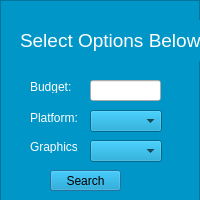
ameigen/cpr_proj, file search.ui: the form before one commit.
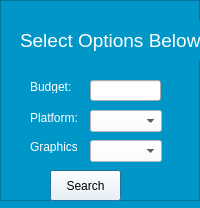
The form after the commit.

```diff
--- a/search.ui
+++ b/search.ui
@@ -7,7 +7,7 @@
     <x>0</x>
     <y>0</y>
     <width>200</width>
-    <height>200</height>
+    <height>208</height>
    </rect>
   </property>
   <property name="windowTitle">
@@ -101,9 +101,454 @@
       <height>22</height>
      </rect>
     </property>
+    <property name="palette">
+     <palette>
+      <active>
+       <colorrole role="WindowText">
+        <brush brushstyle="SolidPattern">
+         <color alpha="255">
+          <red>0</red>
+          <green>0</green>
+          <blue>0</blue>
+         </color>
+        </brush>
+       </colorrole>
+       <colorrole role="Button">
+        <brush brushstyle="SolidPattern">
+         <color alpha="255">
+          <red>255</red>
+          <green>255</green>
+          <blue>255</blue>
+         </color>
+        </brush>
+       </colorrole>
+       <colorrole role="Light">
+        <brush brushstyle="SolidPattern">
+         <color alpha="255">
+          <red>255</red>
+          <green>255</green>
+          <blue>255</blue>
+         </color>
+        </brush>
+       </colorrole>
+       <colorrole role="Midlight">
+        <brush brushstyle="SolidPattern">
+         <color alpha="255">
+          <red>255</red>
+          <green>255</green>
+          <blue>255</blue>
+         </color>
+        </brush>
+       </colorrole>
+       <colorrole role="Dark">
+        <brush brushstyle="SolidPattern">
+         <color alpha="255">
+          <red>127</red>
+          <green>127</green>
+          <blue>127</blue>
+         </color>
+        </brush>
+       </colorrole>
+       <colorrole role="Mid">
+        <brush brushstyle="SolidPattern">
+         <color alpha="255">
+          <red>170</red>
+          <green>170</green>
+          <blue>170</blue>
+         </color>
+        </brush>
+       </colorrole>
+       <colorrole role="Text">
+        <brush brushstyle="SolidPattern">
+         <color alpha="255">
+          <red>0</red>
+          <green>0</green>
+          <blue>0</blue>
+         </color>
+        </brush>
+       </colorrole>
+       <colorrole role="BrightText">
+        <brush brushstyle="SolidPattern">
+         <color alpha="255">
+          <red>255</red>
+          <green>255</green>
+          <blue>255</blue>
+         </color>
+        </brush>
+       </colorrole>
+       <colorrole role="ButtonText">
+        <brush brushstyle="SolidPattern">
+         <color alpha="255">
+          <red>0</red>
+          <green>0</green>
+          <blue>0</blue>
+         </color>
+        </brush>
+       </colorrole>
+       <colorrole role="Base">
+        <brush brushstyle="SolidPattern">
+         <color alpha="255">
+          <red>255</red>
+          <green>255</green>
+          <blue>255</blue>
+         </color>
+        </brush>
+       </colorrole>
+       <colorrole role="Window">
+        <brush brushstyle="SolidPattern">
+         <color alpha="255">
+          <red>255</red>
+          <green>255</green>
+          <blue>255</blue>
+         </color>
+        </brush>
+       </colorrole>
+       <colorrole role="Shadow">
+        <brush brushstyle="SolidPattern">
+         <color alpha="255">
+          <red>0</red>
+          <green>0</green>
+          <blue>0</blue>
+         </color>
+        </brush>
+       </colorrole>
+       <colorrole role="AlternateBase">
+        <brush brushstyle="SolidPattern">
+         <color alpha="255">
+          <red>255</red>
+          <green>255</green>
+          <blue>255</blue>
+         </color>
+        </brush>
+       </colorrole>
+       <colorrole role="ToolTipBase">
+        <brush brushstyle="SolidPattern">
+         <color alpha="255">
+          <red>255</red>
+          <green>255</green>
+          <blue>220</blue>
+         </color>
+        </brush>
+       </colorrole>
+       <colorrole role="ToolTipText">
+        <brush brushstyle="SolidPattern">
+         <color alpha="255">
+          <red>0</red>
+          <green>0</green>
+          <blue>0</blue>
+         </color>
+        </brush>
+       </colorrole>
+       <colorrole role="PlaceholderText">
+        <brush brushstyle="SolidPattern">
+         <color alpha="128">
+          <red>0</red>
+          <green>0</green>
+          <blue>0</blue>
+         </color>
+        </brush>
+       </colorrole>
+      </active>
+      <inactive>
+       <colorrole role="WindowText">
+        <brush brushstyle="SolidPattern">
+         <color alpha="255">
+          <red>0</red>
+          <green>0</green>
+          <blue>0</blue>
+         </color>
+        </brush>
+       </colorrole>
+       <colorrole role="Button">
+        <brush brushstyle="SolidPattern">
+         <color alpha="255">
+          <red>255</red>
+          <green>255</green>
+          <blue>255</blue>
+         </color>
+        </brush>
+       </colorrole>
+       <colorrole role="Light">
+        <brush brushstyle="SolidPattern">
+         <color alpha="255">
+          <red>255</red>
+          <green>255</green>
+          <blue>255</blue>
+         </color>
+        </brush>
+       </colorrole>
+       <colorrole role="Midlight">
+        <brush brushstyle="SolidPattern">
+         <color alpha="255">
+          <red>255</red>
+          <green>255</green>
+          <blue>255</blue>
+         </color>
+        </brush>
+       </colorrole>
+       <colorrole role="Dark">
+        <brush brushstyle="SolidPattern">
+         <color alpha="255">
+          <red>127</red>
+          <green>127</green>
+          <blue>127</blue>
+         </color>
+        </brush>
+       </colorrole>
+       <colorrole role="Mid">
+        <brush brushstyle="SolidPattern">
+         <color alpha="255">
+          <red>170</red>
+          <green>170</green>
+          <blue>170</blue>
+         </color>
+        </brush>
+       </colorrole>
+       <colorrole role="Text">
+        <brush brushstyle="SolidPattern">
+         <color alpha="255">
+          <red>0</red>
+          <green>0</green>
+          <blue>0</blue>
+         </color>
+        </brush>
+       </colorrole>
+       <colorrole role="BrightText">
+        <brush brushstyle="SolidPattern">
+         <color alpha="255">
+          <red>255</red>
+          <green>255</green>
+          <blue>255</blue>
+         </color>
+        </brush>
+       </colorrole>
+       <colorrole role="ButtonText">
+        <brush brushstyle="SolidPattern">
+         <color alpha="255">
+          <red>0</red>
+          <green>0</green>
+          <blue>0</blue>
+         </color>
+        </brush>
+       </colorrole>
+       <colorrole role="Base">
+        <brush brushstyle="SolidPattern">
+         <color alpha="255">
+          <red>255</red>
+          <green>255</green>
+          <blue>255</blue>
+         </color>
+        </brush>
+       </colorrole>
+       <colorrole role="Window">
+        <brush brushstyle="SolidPattern">
+         <color alpha="255">
+          <red>255</red>
+          <green>255</green>
+          <blue>255</blue>
+         </color>
+        </brush>
+       </colorrole>
+       <colorrole role="Shadow">
+        <brush brushstyle="SolidPattern">
+         <color alpha="255">
+          <red>0</red>
+          <green>0</green>
+          <blue>0</blue>
+         </color>
+        </brush>
+       </colorrole>
+       <colorrole role="AlternateBase">
+        <brush brushstyle="SolidPattern">
+         <color alpha="255">
+          <red>255</red>
+          <green>255</green>
+          <blue>255</blue>
+         </color>
+        </brush>
+       </colorrole>
+       <colorrole role="ToolTipBase">
+        <brush brushstyle="SolidPattern">
+         <color alpha="255">
+          <red>255</red>
+          <green>255</green>
+          <blue>220</blue>
+         </color>
+        </brush>
+       </colorrole>
+       <colorrole role="ToolTipText">
+        <brush brushstyle="SolidPattern">
+         <color alpha="255">
+          <red>0</red>
+          <green>0</green>
+          <blue>0</blue>
+         </color>
+        </brush>
+       </colorrole>
+       <colorrole role="PlaceholderText">
+        <brush brushstyle="SolidPattern">
+         <color alpha="128">
+          <red>0</red>
+          <green>0</green>
+          <blue>0</blue>
+         </color>
+        </brush>
+       </colorrole>
+      </inactive>
+      <disabled>
+       <colorrole role="WindowText">
+        <brush brushstyle="SolidPattern">
+         <color alpha="255">
+          <red>127</red>
+          <green>127</green>
+          <blue>127</blue>
+         </color>
+        </brush>
+       </colorrole>
+       <colorrole role="Button">
+        <brush brushstyle="SolidPattern">
+         <color alpha="255">
+          <red>255</red>
+          <green>255</green>
+          <blue>255</blue>
+         </color>
+        </brush>
+       </colorrole>
+       <colorrole role="Light">
+        <brush brushstyle="SolidPattern">
+         <color alpha="255">
+          <red>255</red>
+          <green>255</green>
+          <blue>255</blue>
+         </color>
+        </brush>
+       </colorrole>
+       <colorrole role="Midlight">
+        <brush brushstyle="SolidPattern">
+         <color alpha="255">
+          <red>255</red>
+          <green>255</green>
+          <blue>255</blue>
+         </color>
+        </brush>
+       </colorrole>
+       <colorrole role="Dark">
+        <brush brushstyle="SolidPattern">
+         <color alpha="255">
+          <red>127</red>
+          <green>127</green>
+          <blue>127</blue>
+         </color>
+        </brush>
+       </colorrole>
+       <colorrole role="Mid">
+        <brush brushstyle="SolidPattern">
+         <color alpha="255">
+          <red>170</red>
+          <green>170</green>
+          <blue>170</blue>
+         </color>
+        </brush>
+       </colorrole>
+       <colorrole role="Text">
+        <brush brushstyle="SolidPattern">
+         <color alpha="255">
+          <red>127</red>
+          <green>127</green>
+          <blue>127</blue>
+         </color>
+        </brush>
+       </colorrole>
+       <colorrole role="BrightText">
+        <brush brushstyle="SolidPattern">
+         <color alpha="255">
+          <red>255</red>
+          <green>255</green>
+          <blue>255</blue>
+         </color>
+        </brush>
+       </colorrole>
+       <colorrole role="ButtonText">
+        <brush brushstyle="SolidPattern">
+         <color alpha="255">
+          <red>127</red>
+          <green>127</green>
+          <blue>127</blue>
+         </color>
+        </brush>
+       </colorrole>
+       <colorrole role="Base">
+        <brush brushstyle="SolidPattern">
+         <color alpha="255">
+          <red>255</red>
+          <green>255</green>
+          <blue>255</blue>
+         </color>
+        </brush>
+       </colorrole>
+       <colorrole role="Window">
+        <brush brushstyle="SolidPattern">
+         <color alpha="255">
+          <red>255</red>
+          <green>255</green>
+          <blue>255</blue>
+         </color>
+        </brush>
+       </colorrole>
+       <colorrole role="Shadow">
+        <brush brushstyle="SolidPattern">
+         <color alpha="255">
+          <red>0</red>
+          <green>0</green>
+          <blue>0</blue>
+         </color>
+        </brush>
+       </colorrole>
+       <colorrole role="AlternateBase">
+        <brush brushstyle="SolidPattern">
+         <color alpha="255">
+          <red>255</red>
+          <green>255</green>
+          <blue>255</blue>
+         </color>
+        </brush>
+       </colorrole>
+       <colorrole role="ToolTipBase">
+        <brush brushstyle="SolidPattern">
+         <color alpha="255">
+          <red>255</red>
+          <green>255</green>
+          <blue>220</blue>
+         </color>
+        </brush>
+       </colorrole>
+       <colorrole role="ToolTipText">
+        <brush brushstyle="SolidPattern">
+         <color alpha="255">
+          <red>0</red>
+          <green>0</green>
+          <blue>0</blue>
+         </color>
+        </brush>
+       </colorrole>
+       <colorrole role="PlaceholderText">
+        <brush brushstyle="SolidPattern">
+         <color alpha="128">
+          <red>0</red>
+          <green>0</green>
+          <blue>0</blue>
+         </color>
+        </brush>
+       </colorrole>
+      </disabled>
+     </palette>
+    </property>
     <property name="toolTip">
      <string>&lt;html&gt;&lt;head/&gt;&lt;body&gt;&lt;p&gt;Select your prefered platform&lt;/p&gt;&lt;/body&gt;&lt;/html&gt;</string>
     </property>
+    <property name="styleSheet">
+     <string notr="true">background-color: rgb(0, 150, )</string>
+    </property>
    </widget>
    <widget class="QComboBox" name="comboBox_2">
     <property name="geometry">
@@ -114,6 +559,451 @@
       <height>22</height>
      </rect>
     </property>
+    <property name="palette">
+     <palette>
+      <active>
+       <colorrole role="WindowText">
+        <brush brushstyle="SolidPattern">
+         <color alpha="255">
+          <red>0</red>
+          <green>0</green>
+          <blue>0</blue>
+         </color>
+        </brush>
+       </colorrole>
+       <colorrole role="Button">
+        <brush brushstyle="SolidPattern">
+         <color alpha="255">
+          <red>255</red>
+          <green>255</green>
+          <blue>255</blue>
+         </color>
+        </brush>
+       </colorrole>
+       <colorrole role="Light">
+        <brush brushstyle="SolidPattern">
+         <color alpha="255">
+          <red>255</red>
+          <green>255</green>
+          <blue>255</blue>
+         </color>
+        </brush>
+       </colorrole>
+       <colorrole role="Midlight">
+        <brush brushstyle="SolidPattern">
+         <color alpha="255">
+          <red>255</red>
+          <green>255</green>
+          <blue>255</blue>
+         </color>
+        </brush>
+       </colorrole>
+       <colorrole role="Dark">
+        <brush brushstyle="SolidPattern">
+         <color alpha="255">
+          <red>127</red>
+          <green>127</green>
+          <blue>127</blue>
+         </color>
+        </brush>
+       </colorrole>
+       <colorrole role="Mid">
+        <brush brushstyle="SolidPattern">
+         <color alpha="255">
+          <red>170</red>
+          <green>170</green>
+          <blue>170</blue>
+         </color>
+        </brush>
+       </colorrole>
+       <colorrole role="Text">
+        <brush brushstyle="SolidPattern">
+         <color alpha="255">
+          <red>0</red>
+          <green>0</green>
+          <blue>0</blue>
+         </color>
+        </brush>
+       </colorrole>
+       <colorrole role="BrightText">
+        <brush brushstyle="SolidPattern">
+         <color alpha="255">
+          <red>255</red>
+          <green>255</green>
+          <blue>255</blue>
+         </color>
+        </brush>
+       </colorrole>
+       <colorrole role="ButtonText">
+        <brush brushstyle="SolidPattern">
+         <color alpha="255">
+          <red>0</red>
+          <green>0</green>
+          <blue>0</blue>
+         </color>
+        </brush>
+       </colorrole>
+       <colorrole role="Base">
+        <brush brushstyle="SolidPattern">
+         <color alpha="255">
+          <red>255</red>
+          <green>255</green>
+          <blue>255</blue>
+         </color>
+        </brush>
+       </colorrole>
+       <colorrole role="Window">
+        <brush brushstyle="SolidPattern">
+         <color alpha="255">
+          <red>255</red>
+          <green>255</green>
+          <blue>255</blue>
+         </color>
+        </brush>
+       </colorrole>
+       <colorrole role="Shadow">
+        <brush brushstyle="SolidPattern">
+         <color alpha="255">
+          <red>0</red>
+          <green>0</green>
+          <blue>0</blue>
+         </color>
+        </brush>
+       </colorrole>
+       <colorrole role="AlternateBase">
+        <brush brushstyle="SolidPattern">
+         <color alpha="255">
+          <red>255</red>
+          <green>255</green>
+          <blue>255</blue>
+         </color>
+        </brush>
+       </colorrole>
+       <colorrole role="ToolTipBase">
+        <brush brushstyle="SolidPattern">
+         <color alpha="255">
+          <red>255</red>
+          <green>255</green>
+          <blue>220</blue>
+         </color>
+        </brush>
+       </colorrole>
+       <colorrole role="ToolTipText">
+        <brush brushstyle="SolidPattern">
+         <color alpha="255">
+          <red>0</red>
+          <green>0</green>
+          <blue>0</blue>
+         </color>
+        </brush>
+       </colorrole>
+       <colorrole role="PlaceholderText">
+        <brush brushstyle="SolidPattern">
+         <color alpha="128">
+          <red>0</red>
+          <green>0</green>
+          <blue>0</blue>
+         </color>
+        </brush>
+       </colorrole>
+      </active>
+      <inactive>
+       <colorrole role="WindowText">
+        <brush brushstyle="SolidPattern">
+         <color alpha="255">
+          <red>0</red>
+          <green>0</green>
+          <blue>0</blue>
+         </color>
+        </brush>
+       </colorrole>
+       <colorrole role="Button">
+        <brush brushstyle="SolidPattern">
+         <color alpha="255">
+          <red>255</red>
+          <green>255</green>
+          <blue>255</blue>
+         </color>
+        </brush>
+       </colorrole>
+       <colorrole role="Light">
+        <brush brushstyle="SolidPattern">
+         <color alpha="255">
+          <red>255</red>
+          <green>255</green>
+          <blue>255</blue>
+         </color>
+        </brush>
+       </colorrole>
+       <colorrole role="Midlight">
+        <brush brushstyle="SolidPattern">
+         <color alpha="255">
+          <red>255</red>
+          <green>255</green>
+          <blue>255</blue>
+         </color>
+        </brush>
+       </colorrole>
+       <colorrole role="Dark">
+        <brush brushstyle="SolidPattern">
+         <color alpha="255">
+          <red>127</red>
+          <green>127</green>
+          <blue>127</blue>
+         </color>
+        </brush>
+       </colorrole>
+       <colorrole role="Mid">
+        <brush brushstyle="SolidPattern">
+         <color alpha="255">
+          <red>170</red>
+          <green>170</green>
+          <blue>170</blue>
+         </color>
+        </brush>
+       </colorrole>
+       <colorrole role="Text">
+        <brush brushstyle="SolidPattern">
+         <color alpha="255">
+          <red>0</red>
+          <green>0</green>
+          <blue>0</blue>
+         </color>
+        </brush>
+       </colorrole>
+       <colorrole role="BrightText">
+        <brush brushstyle="SolidPattern">
+         <color alpha="255">
+          <red>255</red>
+          <green>255</green>
+          <blue>255</blue>
+         </color>
+        </brush>
+       </colorrole>
+       <colorrole role="ButtonText">
+        <brush brushstyle="SolidPattern">
+         <color alpha="255">
+          <red>0</red>
+          <green>0</green>
+          <blue>0</blue>
+         </color>
+        </brush>
+       </colorrole>
+       <colorrole role="Base">
+        <brush brushstyle="SolidPattern">
+         <color alpha="255">
+          <red>255</red>
+          <green>255</green>
+          <blue>255</blue>
+         </color>
+        </brush>
+       </colorrole>
+       <colorrole role="Window">
+        <brush brushstyle="SolidPattern">
+         <color alpha="255">
+          <red>255</red>
+          <green>255</green>
+          <blue>255</blue>
+         </color>
+        </brush>
+       </colorrole>
+       <colorrole role="Shadow">
+        <brush brushstyle="SolidPattern">
+         <color alpha="255">
+          <red>0</red>
+          <green>0</green>
+          <blue>0</blue>
+         </color>
+        </brush>
+       </colorrole>
+       <colorrole role="AlternateBase">
+        <brush brushstyle="SolidPattern">
+         <color alpha="255">
+          <red>255</red>
+          <green>255</green>
+          <blue>255</blue>
+         </color>
+        </brush>
+       </colorrole>
+       <colorrole role="ToolTipBase">
+        <brush brushstyle="SolidPattern">
+         <color alpha="255">
+          <red>255</red>
+          <green>255</green>
+          <blue>220</blue>
+         </color>
+        </brush>
+       </colorrole>
+       <colorrole role="ToolTipText">
+        <brush brushstyle="SolidPattern">
+         <color alpha="255">
+          <red>0</red>
+          <green>0</green>
+          <blue>0</blue>
+         </color>
+        </brush>
+       </colorrole>
+       <colorrole role="PlaceholderText">
+        <brush brushstyle="SolidPattern">
+         <color alpha="128">
+          <red>0</red>
+          <green>0</green>
+          <blue>0</blue>
+         </color>
+        </brush>
+       </colorrole>
+      </inactive>
+      <disabled>
+       <colorrole role="WindowText">
+        <brush brushstyle="SolidPattern">
+         <color alpha="255">
+          <red>127</red>
+          <green>127</green>
+          <blue>127</blue>
+         </color>
+        </brush>
+       </colorrole>
+       <colorrole role="Button">
+        <brush brushstyle="SolidPattern">
+         <color alpha="255">
+          <red>255</red>
+          <green>255</green>
+          <blue>255</blue>
+         </color>
+        </brush>
+       </colorrole>
+       <colorrole role="Light">
+        <brush brushstyle="SolidPattern">
+         <color alpha="255">
+          <red>255</red>
+          <green>255</green>
+          <blue>255</blue>
+         </color>
+        </brush>
+       </colorrole>
+       <colorrole role="Midlight">
+        <brush brushstyle="SolidPattern">
+         <color alpha="255">
+          <red>255</red>
+          <green>255</green>
+          <blue>255</blue>
+         </color>
+        </brush>
+       </colorrole>
+       <colorrole role="Dark">
+        <brush brushstyle="SolidPattern">
+         <color alpha="255">
+          <red>127</red>
+          <green>127</green>
+          <blue>127</blue>
+         </color>
+        </brush>
+       </colorrole>
+       <colorrole role="Mid">
+        <brush brushstyle="SolidPattern">
+         <color alpha="255">
+          <red>170</red>
+          <green>170</green>
+          <blue>170</blue>
+         </color>
+        </brush>
+       </colorrole>
+       <colorrole role="Text">
+        <brush brushstyle="SolidPattern">
+         <color alpha="255">
+          <red>127</red>
+          <green>127</green>
+          <blue>127</blue>
+         </color>
+        </brush>
+       </colorrole>
+       <colorrole role="BrightText">
+        <brush brushstyle="SolidPattern">
+         <color alpha="255">
+          <red>255</red>
+          <green>255</green>
+          <blue>255</blue>
+         </color>
+        </brush>
+       </colorrole>
+       <colorrole role="ButtonText">
+        <brush brushstyle="SolidPattern">
+         <color alpha="255">
+          <red>127</red>
+          <green>127</green>
+          <blue>127</blue>
+         </color>
+        </brush>
+       </colorrole>
+       <colorrole role="Base">
+        <brush brushstyle="SolidPattern">
+         <color alpha="255">
+          <red>255</red>
+          <green>255</green>
+          <blue>255</blue>
+         </color>
+        </brush>
+       </colorrole>
+       <colorrole role="Window">
+        <brush brushstyle="SolidPattern">
+         <color alpha="255">
+          <red>255</red>
+          <green>255</green>
+          <blue>255</blue>
+         </color>
+        </brush>
+       </colorrole>
+       <colorrole role="Shadow">
+        <brush brushstyle="SolidPattern">
+         <color alpha="255">
+          <red>0</red>
+          <green>0</green>
+          <blue>0</blue>
+         </color>
+        </brush>
+       </colorrole>
+       <colorrole role="AlternateBase">
+        <brush brushstyle="SolidPattern">
+         <color alpha="255">
+          <red>255</red>
+          <green>255</green>
+          <blue>255</blue>
+         </color>
+        </brush>
+       </colorrole>
+       <colorrole role="ToolTipBase">
+        <brush brushstyle="SolidPattern">
+         <color alpha="255">
+          <red>255</red>
+          <green>255</green>
+          <blue>220</blue>
+         </color>
+        </brush>
+       </colorrole>
+       <colorrole role="ToolTipText">
+        <brush brushstyle="SolidPattern">
+         <color alpha="255">
+          <red>0</red>
+          <green>0</green>
+          <blue>0</blue>
+         </color>
+        </brush>
+       </colorrole>
+       <colorrole role="PlaceholderText">
+        <brush brushstyle="SolidPattern">
+         <color alpha="128">
+          <red>0</red>
+          <green>0</green>
+          <blue>0</blue>
+         </color>
+        </brush>
+       </colorrole>
+      </disabled>
+     </palette>
+    </property>
+    <property name="styleSheet">
+     <string notr="true">background-color: rgb(0, 0, );</string>
+    </property>
    </widget>
    <widget class="QLabel" name="label_4">
     <property name="geometry">
@@ -137,9 +1027,457 @@
       <x>50</x>
       <y>170</y>
       <width>71</width>
-      <height>21</height>
+      <height>31</height>
      </rect>
     </property>
+    <property name="palette">
+     <palette>
+      <active>
+       <colorrole role="WindowText">
+        <brush brushstyle="SolidPattern">
+         <color alpha="255">
+          <red>0</red>
+          <green>0</green>
+          <blue>0</blue>
+         </color>
+        </brush>
+       </colorrole>
+       <colorrole role="Button">
+        <brush brushstyle="SolidPattern">
+         <color alpha="255">
+          <red>255</red>
+          <green>255</green>
+          <blue>255</blue>
+         </color>
+        </brush>
+       </colorrole>
+       <colorrole role="Light">
+        <brush brushstyle="SolidPattern">
+         <color alpha="255">
+          <red>255</red>
+          <green>255</green>
+          <blue>255</blue>
+         </color>
+        </brush>
+       </colorrole>
+       <colorrole role="Midlight">
+        <brush brushstyle="SolidPattern">
+         <color alpha="255">
+          <red>255</red>
+          <green>255</green>
+          <blue>255</blue>
+         </color>
+        </brush>
+       </colorrole>
+       <colorrole role="Dark">
+        <brush brushstyle="SolidPattern">
+         <color alpha="255">
+          <red>127</red>
+          <green>127</green>
+          <blue>127</blue>
+         </color>
+        </brush>
+       </colorrole>
+       <colorrole role="Mid">
+        <brush brushstyle="SolidPattern">
+         <color alpha="255">
+          <red>170</red>
+          <green>170</green>
+          <blue>170</blue>
+         </color>
+        </brush>
+       </colorrole>
+       <colorrole role="Text">
+        <brush brushstyle="SolidPattern">
+         <color alpha="255">
+          <red>0</red>
+          <green>0</green>
+          <blue>0</blue>
+         </color>
+        </brush>
+       </colorrole>
+       <colorrole role="BrightText">
+        <brush brushstyle="SolidPattern">
+         <color alpha="255">
+          <red>255</red>
+          <green>255</green>
+          <blue>255</blue>
+         </color>
+        </brush>
+       </colorrole>
+       <colorrole role="ButtonText">
+        <brush brushstyle="SolidPattern">
+         <color alpha="255">
+          <red>0</red>
+          <green>0</green>
+          <blue>0</blue>
+         </color>
+        </brush>
+       </colorrole>
+       <colorrole role="Base">
+        <brush brushstyle="SolidPattern">
+         <color alpha="255">
+          <red>255</red>
+          <green>255</green>
+          <blue>255</blue>
+         </color>
+        </brush>
+       </colorrole>
+       <colorrole role="Window">
+        <brush brushstyle="SolidPattern">
+         <color alpha="255">
+          <red>255</red>
+          <green>255</green>
+          <blue>255</blue>
+         </color>
+        </brush>
+       </colorrole>
+       <colorrole role="Shadow">
+        <brush brushstyle="SolidPattern">
+         <color alpha="255">
+          <red>0</red>
+          <green>0</green>
+          <blue>0</blue>
+         </color>
+        </brush>
+       </colorrole>
+       <colorrole role="AlternateBase">
+        <brush brushstyle="SolidPattern">
+         <color alpha="255">
+          <red>255</red>
+          <green>255</green>
+          <blue>255</blue>
+         </color>
+        </brush>
+       </colorrole>
+       <colorrole role="ToolTipBase">
+        <brush brushstyle="SolidPattern">
+         <color alpha="255">
+          <red>255</red>
+          <green>255</green>
+          <blue>220</blue>
+         </color>
+        </brush>
+       </colorrole>
+       <colorrole role="ToolTipText">
+        <brush brushstyle="SolidPattern">
+         <color alpha="255">
+          <red>0</red>
+          <green>0</green>
+          <blue>0</blue>
+         </color>
+        </brush>
+       </colorrole>
+       <colorrole role="PlaceholderText">
+        <brush brushstyle="SolidPattern">
+         <color alpha="128">
+          <red>0</red>
+          <green>0</green>
+          <blue>0</blue>
+         </color>
+        </brush>
+       </colorrole>
+      </active>
+      <inactive>
+       <colorrole role="WindowText">
+        <brush brushstyle="SolidPattern">
+         <color alpha="255">
+          <red>0</red>
+          <green>0</green>
+          <blue>0</blue>
+         </color>
+        </brush>
+       </colorrole>
+       <colorrole role="Button">
+        <brush brushstyle="SolidPattern">
+         <color alpha="255">
+          <red>255</red>
+          <green>255</green>
+          <blue>255</blue>
+         </color>
+        </brush>
+       </colorrole>
+       <colorrole role="Light">
+        <brush brushstyle="SolidPattern">
+         <color alpha="255">
+          <red>255</red>
+          <green>255</green>
+          <blue>255</blue>
+         </color>
+        </brush>
+       </colorrole>
+       <colorrole role="Midlight">
+        <brush brushstyle="SolidPattern">
+         <color alpha="255">
+          <red>255</red>
+          <green>255</green>
+          <blue>255</blue>
+         </color>
+        </brush>
+       </colorrole>
+       <colorrole role="Dark">
+        <brush brushstyle="SolidPattern">
+         <color alpha="255">
+          <red>127</red>
+          <green>127</green>
+          <blue>127</blue>
+         </color>
+        </brush>
+       </colorrole>
+       <colorrole role="Mid">
+        <brush brushstyle="SolidPattern">
+         <color alpha="255">
+          <red>170</red>
+          <green>170</green>
+          <blue>170</blue>
+         </color>
+        </brush>
+       </colorrole>
+       <colorrole role="Text">
+        <brush brushstyle="SolidPattern">
+         <color alpha="255">
+          <red>0</red>
+          <green>0</green>
+          <blue>0</blue>
+         </color>
+        </brush>
+       </colorrole>
+       <colorrole role="BrightText">
+        <brush brushstyle="SolidPattern">
+         <color alpha="255">
+          <red>255</red>
+          <green>255</green>
+          <blue>255</blue>
+         </color>
+        </brush>
+       </colorrole>
+       <colorrole role="ButtonText">
+        <brush brushstyle="SolidPattern">
+         <color alpha="255">
+          <red>0</red>
+          <green>0</green>
+          <blue>0</blue>
+         </color>
+        </brush>
+       </colorrole>
+       <colorrole role="Base">
+        <brush brushstyle="SolidPattern">
+         <color alpha="255">
+          <red>255</red>
+          <green>255</green>
+          <blue>255</blue>
+         </color>
+        </brush>
+       </colorrole>
+       <colorrole role="Window">
+        <brush brushstyle="SolidPattern">
+         <color alpha="255">
+          <red>255</red>
+          <green>255</green>
+          <blue>255</blue>
+         </color>
+        </brush>
+       </colorrole>
+       <colorrole role="Shadow">
+        <brush brushstyle="SolidPattern">
+         <color alpha="255">
+          <red>0</red>
+          <green>0</green>
+          <blue>0</blue>
+         </color>
+        </brush>
+       </colorrole>
+       <colorrole role="AlternateBase">
+        <brush brushstyle="SolidPattern">
+         <color alpha="255">
+          <red>255</red>
+          <green>255</green>
+          <blue>255</blue>
+         </color>
+        </brush>
+       </colorrole>
+       <colorrole role="ToolTipBase">
+        <brush brushstyle="SolidPattern">
+         <color alpha="255">
+          <red>255</red>
+          <green>255</green>
+          <blue>220</blue>
+         </color>
+        </brush>
+       </colorrole>
+       <colorrole role="ToolTipText">
+        <brush brushstyle="SolidPattern">
+         <color alpha="255">
+          <red>0</red>
+          <green>0</green>
+          <blue>0</blue>
+         </color>
+        </brush>
+       </colorrole>
+       <colorrole role="PlaceholderText">
+        <brush brushstyle="SolidPattern">
+         <color alpha="128">
+          <red>0</red>
+          <green>0</green>
+          <blue>0</blue>
+         </color>
+        </brush>
+       </colorrole>
+      </inactive>
+      <disabled>
+       <colorrole role="WindowText">
+        <brush brushstyle="SolidPattern">
+         <color alpha="255">
+          <red>127</red>
+          <green>127</green>
+          <blue>127</blue>
+         </color>
+        </brush>
+       </colorrole>
+       <colorrole role="Button">
+        <brush brushstyle="SolidPattern">
+         <color alpha="255">
+          <red>255</red>
+          <green>255</green>
+          <blue>255</blue>
+         </color>
+        </brush>
+       </colorrole>
+       <colorrole role="Light">
+        <brush brushstyle="SolidPattern">
+         <color alpha="255">
+          <red>255</red>
+          <green>255</green>
+          <blue>255</blue>
+         </color>
+        </brush>
+       </colorrole>
+       <colorrole role="Midlight">
+        <brush brushstyle="SolidPattern">
+         <color alpha="255">
+          <red>255</red>
+          <green>255</green>
+          <blue>255</blue>
+         </color>
+        </brush>
+       </colorrole>
+       <colorrole role="Dark">
+        <brush brushstyle="SolidPattern">
+         <color alpha="255">
+          <red>127</red>
+          <green>127</green>
+          <blue>127</blue>
+         </color>
+        </brush>
+       </colorrole>
+       <colorrole role="Mid">
+        <brush brushstyle="SolidPattern">
+         <color alpha="255">
+          <red>170</red>
+          <green>170</green>
+          <blue>170</blue>
+         </color>
+        </brush>
+       </colorrole>
+       <colorrole role="Text">
+        <brush brushstyle="SolidPattern">
+         <color alpha="255">
+          <red>127</red>
+          <green>127</green>
+          <blue>127</blue>
+         </color>
+        </brush>
+       </colorrole>
+       <colorrole role="BrightText">
+        <brush brushstyle="SolidPattern">
+         <color alpha="255">
+          <red>255</red>
+          <green>255</green>
+          <blue>255</blue>
+         </color>
+        </brush>
+       </colorrole>
+       <colorrole role="ButtonText">
+        <brush brushstyle="SolidPattern">
+         <color alpha="255">
+          <red>127</red>
+          <green>127</green>
+          <blue>127</blue>
+         </color>
+        </brush>
+       </colorrole>
+       <colorrole role="Base">
+        <brush brushstyle="SolidPattern">
+         <color alpha="255">
+          <red>255</red>
+          <green>255</green>
+          <blue>255</blue>
+         </color>
+        </brush>
+       </colorrole>
+       <colorrole role="Window">
+        <brush brushstyle="SolidPattern">
+         <color alpha="255">
+          <red>255</red>
+          <green>255</green>
+          <blue>255</blue>
+         </color>
+        </brush>
+       </colorrole>
+       <colorrole role="Shadow">
+        <brush brushstyle="SolidPattern">
+         <color alpha="255">
+          <red>0</red>
+          <green>0</green>
+          <blue>0</blue>
+         </color>
+        </brush>
+       </colorrole>
+       <colorrole role="AlternateBase">
+        <brush brushstyle="SolidPattern">
+         <color alpha="255">
+          <red>255</red>
+          <green>255</green>
+          <blue>255</blue>
+         </color>
+        </brush>
+       </colorrole>
+       <colorrole role="ToolTipBase">
+        <brush brushstyle="SolidPattern">
+         <color alpha="255">
+          <red>255</red>
+          <green>255</green>
+          <blue>220</blue>
+         </color>
+        </brush>
+       </colorrole>
+       <colorrole role="ToolTipText">
+        <brush brushstyle="SolidPattern">
+         <color alpha="255">
+          <red>0</red>
+          <green>0</green>
+          <blue>0</blue>
+         </color>
+        </brush>
+       </colorrole>
+       <colorrole role="PlaceholderText">
+        <brush brushstyle="SolidPattern">
+         <color alpha="128">
+          <red>0</red>
+          <green>0</green>
+          <blue>0</blue>
+         </color>
+        </brush>
+       </colorrole>
+      </disabled>
+     </palette>
+    </property>
+    <property name="whatsThis">
+     <string/>
+    </property>
+    <property name="styleSheet">
+     <string notr="true">background-color: rgb(0, 0, );</string>
+    </property>
     <property name="text">
      <string>Search</string>
     </property>
```
Left out of the diff: 67 changed lines with no effect on the pictures.
